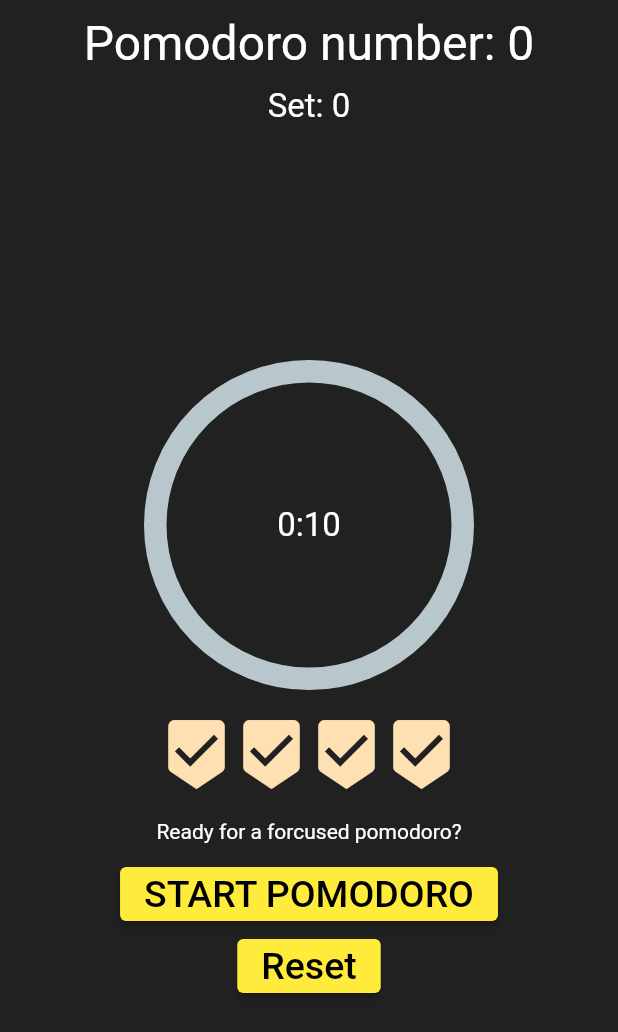
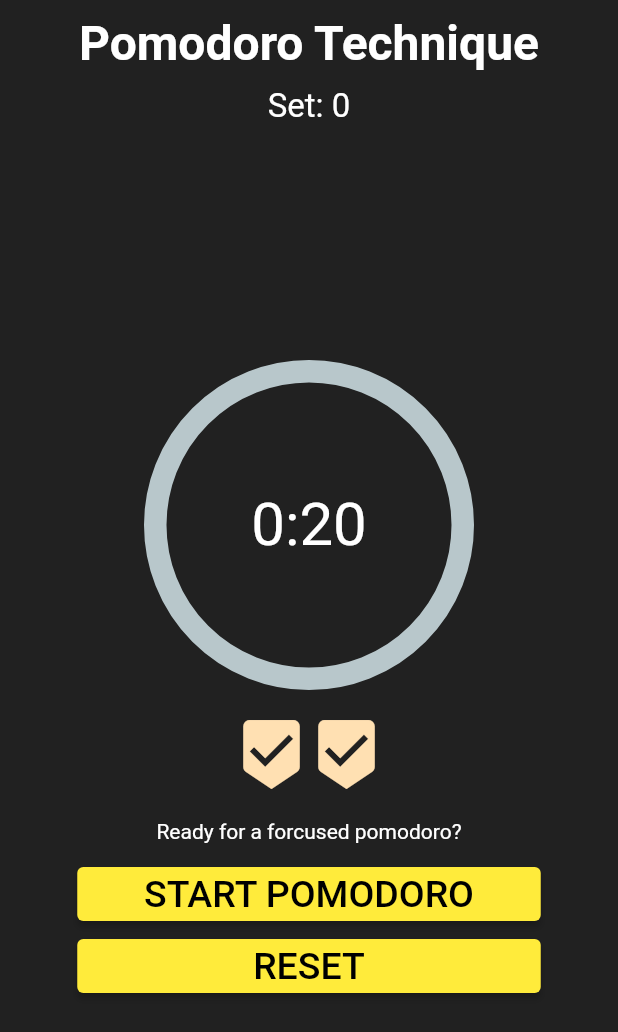
Before and after one commit to ngtrongtrung/pomodoro, a Flutter app: the screen it shows after launch, on a phone screen of 412 x 824 dp. Shown: the top 1032 px of the screen. Run offline on Flutter 3.47's test engine with Material 2 defaults, Android fonts, the phone set to English and light mode, and no system bars; drawn by our look-alikes of percent_indicator.

Commit message:
fix the ui

```diff
--- a/lib/screens/home_screen.dart
+++ b/lib/screens/home_screen.dart
@@ -26,7 +26,6 @@ class _HomeScreenState extends State<HomeScreen> {
   String mainButtonText = _buttonTextStart;
   PomodoroStatus pomodoroStatus = PomodoroStatus.PAUSED;
   Timer? _timer;
-  int _pomodoroNumber = 0;
   int _setNum = 0;
 
   // static AudioCache player = AudioCache();
@@ -49,8 +48,12 @@ class _HomeScreenState extends State<HomeScreen> {
                 height: 10,
               ),
               Text(
-                'Pomodoro number: ${_pomodoroNumber}',
-                style: TextStyle(fontSize: 32, color: Colors.white),
+                'Pomodoro Technique',
+                style: TextStyle(
+                  fontSize: 32,
+                  color: Colors.white,
+                  fontWeight: FontWeight.bold,
+                ),
               ),
               SizedBox(
                 height: 10,
@@ -70,7 +73,7 @@ class _HomeScreenState extends State<HomeScreen> {
                       circularStrokeCap: CircularStrokeCap.round,
                       center: Text(
                         _secondsToFormatedString(remainingTime),
-                        style: TextStyle(fontSize: 22, color: Colors.white),
+                        style: TextStyle(fontSize: 40, color: Colors.white),
                       ),
                       progressColor: statusColor[pomodoroStatus],
                     ),
@@ -79,7 +82,7 @@ class _HomeScreenState extends State<HomeScreen> {
                     ),
                     ProgressIcons(
                       total: POMODORO_PER_SET,
-                      done: _pomodoroNumber - _setNum * POMODORO_PER_SET,
+                      done: _setNum,
                     ),
                     SizedBox(
                       height: 10,
@@ -94,7 +97,7 @@ class _HomeScreenState extends State<HomeScreen> {
                       onTap: _mainButtonPressed,
                     ),
                     CustomButton(
-                      label: "Reset",
+                      label: "$_buttonTextReset",
                       onTap: _resetButtonPressed,
                     ),
                   ],
@@ -116,13 +119,13 @@ class _HomeScreenState extends State<HomeScreen> {
   String _secondsToFormatedString(int seconds) {
     int roundedMinutes = seconds ~/ 60;
     int remainingSeconds = seconds - roundedMinutes * 60;
-    String remainingSecondsFormated;
+    String remainingSecondsFormated = "";
 
     if (remainingSeconds < 10) {
       remainingSecondsFormated = '0';
-    } else {
-      remainingSecondsFormated = remainingSeconds.toString();
     }
+
+    remainingSecondsFormated += remainingSeconds.toString();
     return '$roundedMinutes:$remainingSecondsFormated';
   }
 
@@ -197,13 +200,14 @@ class _HomeScreenState extends State<HomeScreen> {
         });
       } else {
         _playSound();
-        _pomodoroNumber++;
+        _setNum++;
         _cancelTimer();
-        if (_pomodoroNumber % POMODORO_PER_SET == 0) {
+        if (_setNum % POMODORO_PER_SET == 0) {
           pomodoroStatus = PomodoroStatus.PAUSED_LONG_BREAK;
           setState(() {
             remainingTime = LONG_BREAK_TIME;
             mainButtonText = _buttonTextStartLongBreak;
+            _setNum = 0;
           });
         } else {
           pomodoroStatus = PomodoroStatus.PAUSED_SHORT_BREAK;
@@ -231,7 +235,6 @@ class _HomeScreenState extends State<HomeScreen> {
   }
 
   _resetButtonPressed() {
-    this._pomodoroNumber = 0;
     _setNum = 0;
     _cancelTimer();
     _stopCountdown();
--- a/lib/utils/constants.dart
+++ b/lib/utils/constants.dart
@@ -1,10 +1,10 @@
 import 'package:flutter/material.dart';
 import 'package:pomodoro/models/pomodoro_status.dart';
 
-const int POMODORO_TOTAL_TIME = 10;
-const int SHORT_BREAK_TIME = 3;
-const int LONG_BREAK_TIME = 5;
-const int POMODORO_PER_SET = 4;
+const int POMODORO_TOTAL_TIME = 20;
+const int SHORT_BREAK_TIME = 10;
+const int LONG_BREAK_TIME = 20;
+const int POMODORO_PER_SET = 2;
 
 const Map<PomodoroStatus, String> statusDescription = {
   PomodoroStatus.RUNNING: 'Pomodoro is running, time to be focused',
--- a/lib/widgets/custom_button.dart
+++ b/lib/widgets/custom_button.dart
@@ -6,13 +6,16 @@ class CustomButton extends StatelessWidget {
   const CustomButton({this.onTap, required this.label});
   @override
   Widget build(BuildContext context) {
-    return ButtonTheme(
-        minWidth: 200,
-        child: ElevatedButton(
-            onPressed: this.onTap,
-            child: Text(
-              this.label,
-              style: TextStyle(fontSize: 25),
-            )));
+    Size size = MediaQuery.of(context).size;
+    return SizedBox(
+      width: size.width * 0.75,
+      child: ElevatedButton(
+        onPressed: this.onTap,
+        child: Text(
+          this.label,
+          style: TextStyle(fontSize: 25),
+        ),
+      ),
+    );
   }
 }
--- a/pubspec.yaml
+++ b/pubspec.yaml
@@ -3,7 +3,7 @@ description: A new Flutter project.
 
 publish_to: "none" # Remove this line if you wish to publish to pub.dev
 
-version: 1.0.0+1
+version: 1.0.2+1
 
 environment:
   sdk: ">=2.12.0 <3.0.0"
```
